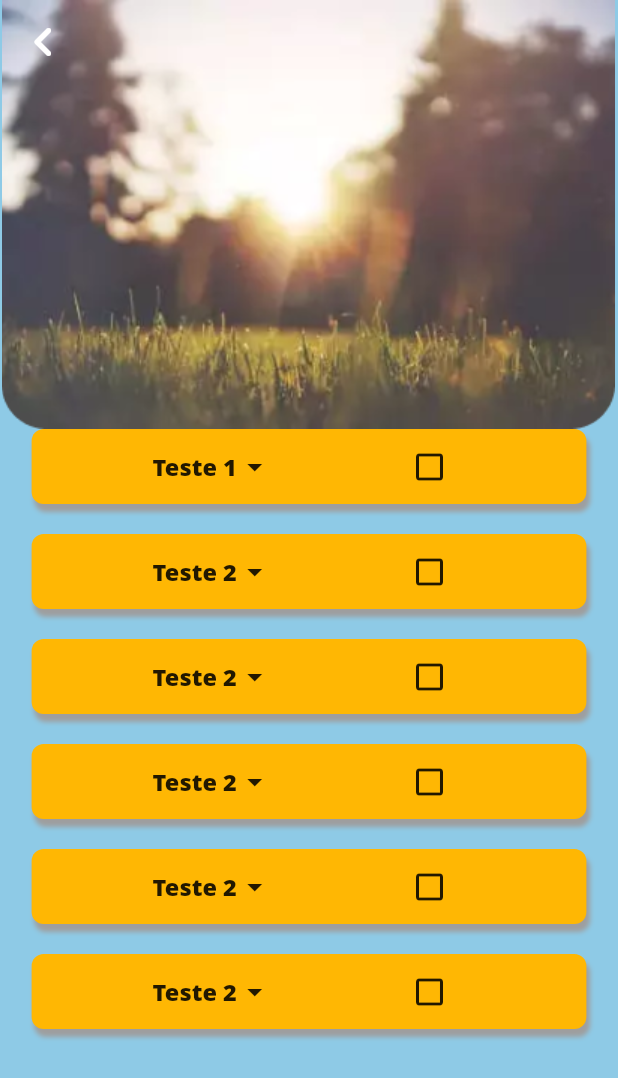
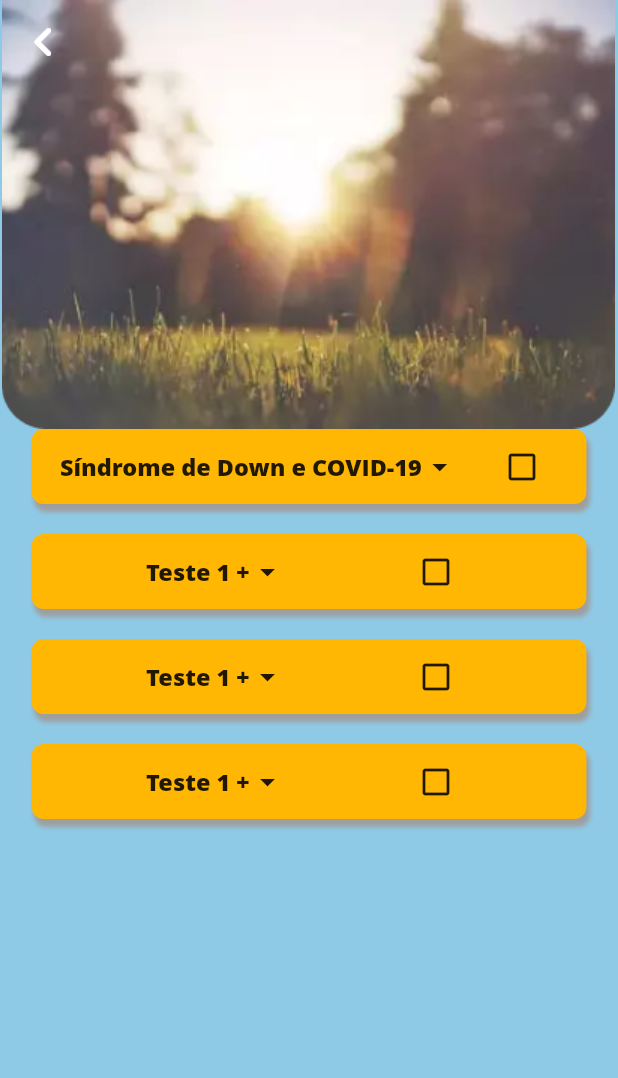
Before and after one commit to FidelisMatheus/down_maternity, a Flutter app: the HomePage screen opened by its route, after a tap on "Síndrome de Down x COVID-19", on a phone screen of 412 x 824 dp. Shown: the top 1078 px of the screen. Run offline on Flutter 3.47's test engine with Material 2 defaults, Android fonts, the light colour scheme and no system bars; our stand-ins replace get; missing offline and left inert: dart:html; Roboto replaces fonts that are missing (Open Sans).

Commit message:
Lista de Topicos pre configurada
Falta agora ajustar a exibição se preocupando com a forma que o usuário vai utilizar

```diff
--- a/lib/model/list_topics.dart
+++ b/lib/model/list_topics.dart
@@ -0,0 +1,147 @@
+import 'package:get/get_state_manager/src/simple/get_controllers.dart';
+import 'package:projeto_sindrome_down/model/topic.dart';
+
+class ListTopics extends GetxController {
+  final int id;
+
+  ListTopics({required this.id});
+
+  List<Topic> listTopics1 = [];
+  List<Topic> listTopics2 = [];
+  List<Topic> listTopics3 = [];
+  List<Topic> listTopics4 = [];
+
+  List<Topic> listaVazia = [];
+
+  selectList() {
+    //O que é sindrome de Down
+    if (id == 1) {
+      return listTopics1 = [
+        Topic(
+          'O que é a Síndrome de Down?',
+          'A Síndrome de Down (SD) ou trissomia do cromossomo 21, é uma alteração genética causada por um erro na divisão celular durante a formação dos gametas (óvulos ou espermatozoides) ou na divisão embrionária. A SD é a alteração cromossômica (cromossomopatia) mais comum em humanos (Cerca de 1 pessoa a cada 700 nasce com SD, independente de etnia, gênero ou classe social) e a principal causa de deficiência intelectual na população. A presença do cromossomo 21 extra na constituição genética determina o surgimento de um conjunto de sinais e sintomas observáveis. Dentre os sinais físicos pode-se citar: olhos oblíquos; rosto arredondado; língua protusa (para fora da boca); raiz nasal achatada; baixa estatura; mãos pequenas e dedos curtos; flacidez muscular (hipotonia); prega palmar única; e dobras da pele nos cantos internos. Outros sintomas observáveis são o comprometimento intelectual; obesidade; disfunções cardiovasculares, musculares e pulmonares; bem como maior propensão do desenvolvimento de diabetes.Não se atribuem graus à SD. As diferenças entre as pessoas com SD, tanto do aspecto físico quanto de desenvolvimento, decorrem de aspectos genéticos individuais, intercorrências clínicas, estimulação, educação, nutrição, contexto familiar, e social.',
+          false,
+          false,
+        ),
+        Topic(
+          'Teste 2',
+          "Lorem Ipsum is simply dummy text of the printing and typesetting industry. Lorem Ipsum has been the industry",
+          false,
+          false,
+        ),
+        Topic(
+          'Teste 3',
+          "Lorem Ipsum is simply dummy text of the printing and typesetting industry. Lorem Ipsum has been the industry",
+          false,
+          false,
+        ),
+        Topic(
+          'Teste 4',
+          "Lorem Ipsum is simply dummy text of the printing and typesetting industry. Lorem Ipsum has been the industry",
+          false,
+          false,
+        ),
+        Topic(
+          'Teste 2',
+          "Lorem Ipsum is simply dummy text of the printing and typesetting industry. Lorem Ipsum has been the industry",
+          false,
+          false,
+        ),
+        Topic(
+          'Teste 2',
+          "Lorem Ipsum is simply dummy text of the printing and typesetting industry. Lorem Ipsum has been the industry",
+          false,
+          false,
+        ),
+      ];
+    } else if (id == 2) {
+      return listTopics2 = [
+        Topic(
+          'Teste 1 +',
+          "Lorem Ipsum is simply dummy text of the printing and typesetting industry. Lorem Ipsum has been the industry",
+          false,
+          false,
+        ),
+        Topic(
+          'Teste 1 +',
+          "Lorem Ipsum is simply dummy text of the printing and typesetting industry. Lorem Ipsum has been the industry",
+          false,
+          false,
+        ),
+        Topic(
+          'Teste 1 +',
+          "Lorem Ipsum is simply dummy text of the printing and typesetting industry. Lorem Ipsum has been the industry",
+          false,
+          false,
+        ),
+        Topic(
+          'Teste 1 +',
+          "Lorem Ipsum is simply dummy text of the printing and typesetting industry. Lorem Ipsum has been the industry",
+          false,
+          false,
+        ),
+      ];
+    } else if (id == 3) {
+      return listTopics2 = [
+        Topic(
+          'Teste 1 +',
+          "Lorem Ipsum is simply dummy text of the printing and typesetting industry. Lorem Ipsum has been the industry",
+          false,
+          false,
+        ),
+        Topic(
+          'Teste 1 +',
+          "Lorem Ipsum is simply dummy text of the printing and typesetting industry. Lorem Ipsum has been the industry",
+          false,
+          false,
+        ),
+        Topic(
+          'Teste 1 +',
+          "Lorem Ipsum is simply dummy text of the printing and typesetting industry. Lorem Ipsum has been the industry",
+          false,
+          false,
+        ),
+        Topic(
+          'Teste 1 +',
+          "Lorem Ipsum is simply dummy text of the printing and typesetting industry. Lorem Ipsum has been the industry",
+          false,
+          false,
+        ),
+      ];
+    } else if (id == 4) {
+      //Sindrome de down e COVID-19
+      return listTopics4 = [
+        Topic(
+          'Síndrome de Down e COVID-19',
+          "Em relação ao COVID-19, é importante o cuidado com qualquer faixa etária, principalmente, com o público de portadores de Síndrome de Down uma vez que estão mais propensos a desenvolverem algumas doenças, facilitando a infecção por esse vírus. Logo, o processo de cuidado durante a pandemia permanece de maneira significativo, dentre esses cuidados tem: 1) hábito de alimentação saudável; 2) Medidas de Higienização, como levar as mãos; 3)Atividade física ;4) Distância social; 5) cumprimento do calendário vacinal; 6) Medidas de proteção, como uso de máscaras",
+          false,
+          false,
+        ),
+        Topic(
+          'Teste 1 +',
+          "Lorem Ipsum is simply dummy text of the printing and typesetting industry. Lorem Ipsum has been the industry",
+          false,
+          false,
+        ),
+        Topic(
+          'Teste 1 +',
+          "Lorem Ipsum is simply dummy text of the printing and typesetting industry. Lorem Ipsum has been the industry",
+          false,
+          false,
+        ),
+        Topic(
+          'Teste 1 +',
+          "Lorem Ipsum is simply dummy text of the printing and typesetting industry. Lorem Ipsum has been the industry",
+          false,
+          false,
+        ),
+      ];
+    } else {
+      return listaVazia = [Topic('', '', false, false)];
+    }
+  }
+
+  void atualizar() {
+    update();
+  }
+}
--- a/lib/model/topic.dart
+++ b/lib/model/topic.dart
@@ -4,5 +4,5 @@ class Topic {
   late bool expand;
   late bool check;
 
-  Topic(this.title, this.text, this.expand, this.check);
+  Topic(this.title, this.text, this.check, this.expand);
 }
--- a/lib/pages/details_page.dart
+++ b/lib/pages/details_page.dart
@@ -5,10 +5,10 @@ import 'package:get/get.dart';
 import 'package:projeto_sindrome_down/model/topic.dart';
 import 'package:projeto_sindrome_down/routes/routes.dart';
 
-import 'package:projeto_sindrome_down/utils/appcolors.dart';
 import 'package:projeto_sindrome_down/utils/dimensions.dart';
 import 'package:projeto_sindrome_down/widgets/expansion_widget.dart';
 
+import '../model/list_topics.dart';
 
 class DetailsPage extends StatefulWidget {
   final int id;
@@ -25,50 +25,12 @@ class DetailsPage extends StatefulWidget {
 }
 
 class _DetailsPageState extends State<DetailsPage> {
-  late bool exibir;
-  List<Topic> listTopics = [
-    Topic(
-      'Teste 1',
-      "Lorem Ipsum is simply dummy text of the printing and typesetting industry. Lorem Ipsum has been the industry",
-      false,
-      false,
-    ),
-    Topic(
-      'Teste 2',
-      "Lorem Ipsum is simply dummy text of the printing and typesetting industry. Lorem Ipsum has been the industry",
-      false,
-      false,
-    ),
-    Topic(
-      'Teste 2',
-      "Lorem Ipsum is simply dummy text of the printing and typesetting industry. Lorem Ipsum has been the industry",
-      false,
-      false,
-    ),
-    Topic(
-      'Teste 2',
-      "Lorem Ipsum is simply dummy text of the printing and typesetting industry. Lorem Ipsum has been the industry",
-      false,
-      false,
-    ),
-    Topic(
-      'Teste 2',
-      "Lorem Ipsum is simply dummy text of the printing and typesetting industry. Lorem Ipsum has been the industry",
-      false,
-      false,
-    ),
-    Topic(
-      'Teste 2',
-      "Lorem Ipsum is simply dummy text of the printing and typesetting industry. Lorem Ipsum has been the industry",
-      false,
-      false,
-    ),
-  ];
+  List<Topic> listTopics = [];
 
   @override
   void initState() {
     super.initState();
-    exibir = false;
+    listTopics = ListTopics(id: widget.id).selectList();
   }
 
   @override
@@ -116,8 +78,7 @@ class _DetailsPageState extends State<DetailsPage> {
                     });
                   },
                   child: ExpansionWidget(
-                    title: listTopics[index].title,
-                    expand: listTopics[index].expand,
+                    topic: listTopics[index],
                   ),
                 );
               },
--- a/lib/pages/home_page.dart
+++ b/lib/pages/home_page.dart
@@ -125,10 +125,12 @@ class _HomePageState extends State<HomePage> {
                   Row(
                     children: [
                       BigCardWidget(
+                        id: 1,
                         image: 'images/logo.jpg',
                         title: 'O que é Síndrome de Down?',
                       ),
                       BigCardWidget(
+                        id: 2,
                         image: 'images/logo.jpg',
                         title: 'Cuidados Gerais',
                       ),
@@ -137,10 +139,12 @@ class _HomePageState extends State<HomePage> {
                   Row(
                     children: [
                       BigCardWidget(
+                        id: 3,
                         image: 'images/logo.jpg',
                         title: 'Recomendações',
                       ),
                       BigCardWidget(
+                        id: 4,
                         image: 'images/logo.jpg',
                         title: 'Síndrome de Down x COVID-19',
                       ),
--- a/lib/widgets/big_card_widget.dart
+++ b/lib/widgets/big_card_widget.dart
@@ -8,17 +8,20 @@ import 'package:projeto_sindrome_down/utils/dimensions.dart';
 class BigCardWidget extends StatelessWidget {
   final String image;
   final String title;
+  final int id;
+
   const BigCardWidget({
     Key? key,
     required this.image,
     required this.title,
+    required this.id,
   }) : super(key: key);
 
   @override
   Widget build(BuildContext context) {
     return GestureDetector(
       onTap: () {
-        Navigator.pushNamed(context, Routes.getDetailsScreen(1, title));
+        Navigator.pushNamed(context, Routes.getDetailsScreen(id, title));
       },
       child: Container(
         width: Dimensions.cardWidth,
--- a/lib/widgets/expansion_widget.dart
+++ b/lib/widgets/expansion_widget.dart
@@ -5,14 +5,14 @@ import 'package:flutter/material.dart';
 import 'package:projeto_sindrome_down/utils/appcolors.dart';
 import 'package:projeto_sindrome_down/utils/dimensions.dart';
 
+import '../model/topic.dart';
+
 class ExpansionWidget extends StatefulWidget {
-  final String title;
-  late bool expand;
+  final Topic topic;
 
-  ExpansionWidget({
+  const ExpansionWidget({
     Key? key,
-    required this.title,
-    required this.expand,
+    required this.topic,
   }) : super(key: key);
 
   @override
@@ -28,7 +28,7 @@ class _ExpansionWidgetState extends State<ExpansionWidget> {
           width: Dimensions.width350,
           height: 50,
           decoration: BoxDecoration(
-              borderRadius: widget.expand
+              borderRadius: widget.topic.expand
                   ? BorderRadius.only(
                       topLeft: Radius.circular(10),
                       topRight: Radius.circular(10),
@@ -50,7 +50,7 @@ class _ExpansionWidgetState extends State<ExpansionWidget> {
                   Container(
                     alignment: Alignment.center,
                     child: Text(
-                      widget.title,
+                      widget.topic.title,
                       style: TextStyle(
                         fontFamily: 'Open Sans',
                         fontWeight: FontWeight.w800,
@@ -69,13 +69,13 @@ class _ExpansionWidgetState extends State<ExpansionWidget> {
             ],
           ),
         ),
-        widget.expand == true
+        widget.topic.expand == true
             ? Container(
                 child: Center(
                   child: Padding(
                     padding: const EdgeInsets.all(8.0),
                     child: Text(
-                      "Lorem ipsum dolor sit amet, consectetur adipiscing elit. Vivamus ac est dignissim, tincidunt quam a, tristique ex. Phasellus leo sem, vehicula et tristique in, tempor ullamcorper nisl. Aliquam semper condimentum justo, vel sollicitudin tellus sagittis in. Sed placerat metus sit amet felis ultrices molestie. ",
+                      widget.topic.text,
                       style: TextStyle(
                         fontFamily: 'Open Sans',
                         fontWeight: FontWeight.w700,
@@ -98,7 +98,8 @@ class _ExpansionWidgetState extends State<ExpansionWidget> {
                       offset: Offset(2.0, 5.0),
                     )
                   ],
-                    color: AppColors.yellowColor),
+                  color: AppColors.yellowColor,
+                ),
                 width: Dimensions.width350,
                 margin: EdgeInsets.only(bottom: 20),
               )
```
Lines whose indentation alone changed are shown as unchanged.
